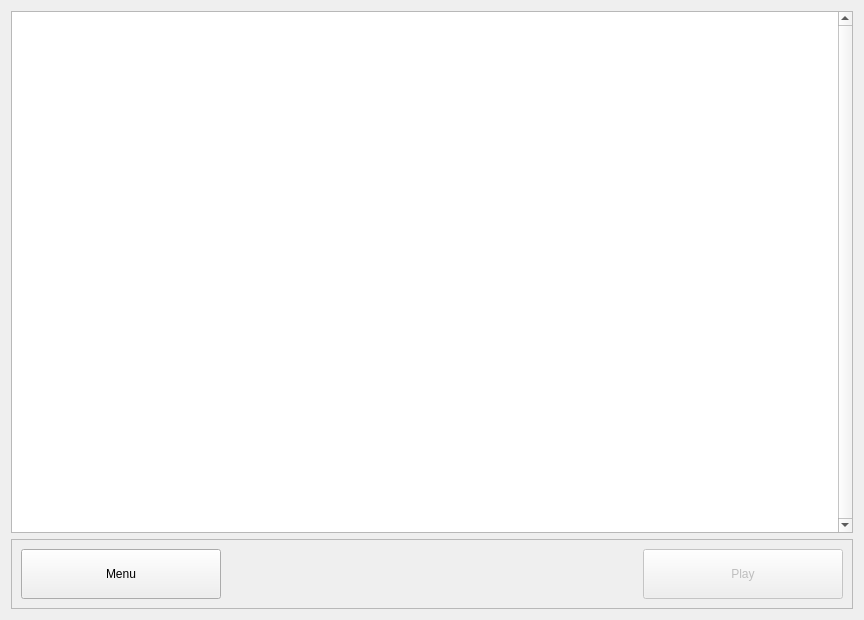
The window that MinesweeperEdu/levelselect.ui (LowbeeNorman/MinesweeperEdu) describes before a commit, drawn with Qt 5.
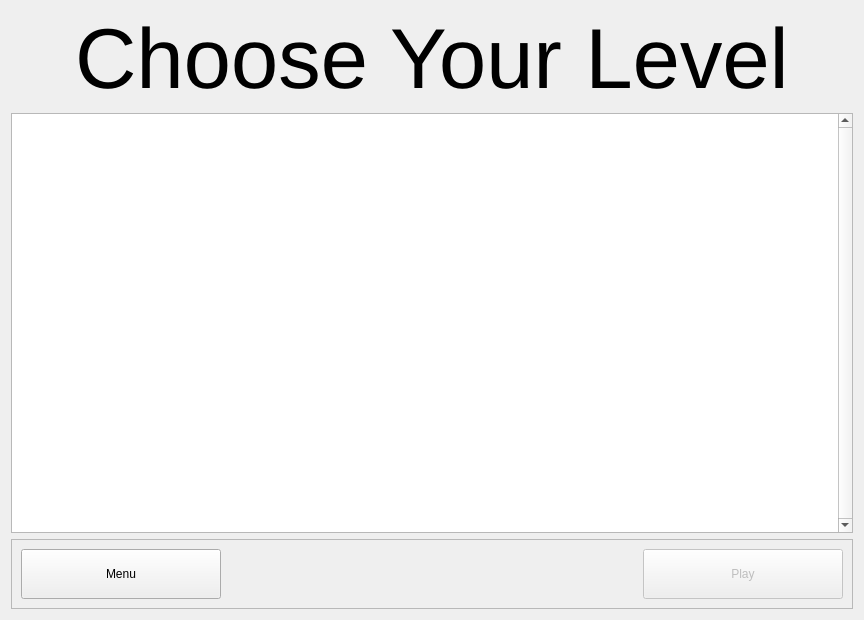
The same window after the commit.

Commit message: fixed level select and start screen ui grids

Patch:
```diff
--- a/MinesweeperEdu/levelselect.ui
+++ b/MinesweeperEdu/levelselect.ui
@@ -14,6 +14,18 @@
    <string>Form</string>
   </property>
   <layout class="QVBoxLayout" name="verticalLayout">
+   <item alignment="Qt::AlignHCenter">
+    <widget class="QLabel" name="label">
+     <property name="font">
+      <font>
+       <pointsize>64</pointsize>
+      </font>
+     </property>
+     <property name="text">
+      <string>Choose Your Level</string>
+     </property>
+    </widget>
+   </item>
    <item>
     <widget class="QGraphicsView" name="graphicsView">
      <property name="verticalScrollBarPolicy">
```
The commit also changes 3 other files.
